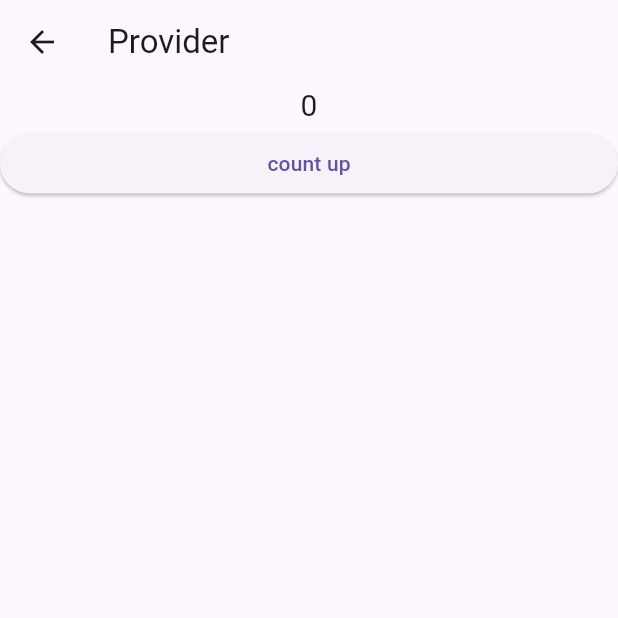
After one commit to ahra1221/Flutter_Practice, a Flutter app: the ProviderScreen screen opened directly, on a phone screen of 412 x 824 dp, the top half of it. The commit adds this screen. Run offline on Flutter 3.47's test engine with Material 3 defaults, Android fonts, the phone set to English and light mode, and no system bars; our stand-ins replace dio, get.

Commit message:
feat: Provide를 이용한 상태관리 구현

```diff
--- a/lib/screen/button_screen.dart
+++ b/lib/screen/button_screen.dart
@@ -15,6 +15,7 @@ import 'package:flutter_projects/screen/row/row_practice_screen.dart';
 import 'package:flutter_projects/screen/row/row_screen.dart';
 import 'package:flutter_projects/screen/stack/stack_practice_screen.dart';
 import 'package:flutter_projects/screen/stack/stack_screen.dart';
+import 'package:flutter_projects/screen/state_management/provider/provider_screen.dart';
 import 'package:flutter_projects/screen/state_management/state_management_screen.dart';
 import 'package:flutter_projects/screen/tabbar/tab_bar_screen.dart';
 import 'package:flutter_projects/screen/text/text_screen.dart';
@@ -140,10 +141,10 @@ class ButtonScreen extends StatelessWidget {
               ElevatedButton(
                   onPressed: () {
                     Navigator.push(context, MaterialPageRoute(builder: (context) {
-                      return StateManagementScreen();
+                      return ProviderScreen();
                     }));
                   },
-                  child: Text("statemanagement screen")),
+                  child: Text("provider screen")),
               SizedBox(height: 10)
             ],
           ),
--- /dev/null
+++ b/lib/screen/state_management/provider/counter_model.dart
@@ -0,0 +1,14 @@
+
+import 'package:flutter/cupertino.dart';
+
+class CounterModel with ChangeNotifier {
+
+  int count = 0;
+
+  void countUp() {
+    count++;
+
+    /// Listener에게 현재 ChangeNotifier에 있는 변수 값이 변경됐음을 공지
+    notifyListeners();
+  }
+}
--- /dev/null
+++ b/lib/screen/state_management/provider/provider_screen.dart
@@ -0,0 +1,34 @@
+import 'package:flutter/material.dart';
+import 'package:flutter_projects/screen/state_management/provider/counter_model.dart';
+import 'package:provider/provider.dart';
+
+class ProviderScreen extends StatelessWidget {
+  const ProviderScreen({super.key});
+
+  @override
+  Widget build(BuildContext context) {
+    final counterModel = Provider.of<CounterModel>(context);
+
+    return Scaffold(
+      appBar: AppBar(
+        title: Text("Provider"),
+      ),
+      body: Column(
+        crossAxisAlignment: CrossAxisAlignment.stretch,
+        children: [
+          Center(
+            child: Text(
+              counterModel.count.toString(),
+              style: TextStyle(fontSize: 20),
+            ),
+          ),
+          ElevatedButton(
+              onPressed: () {
+                counterModel.countUp();
+              },
+              child: Text("count up"))
+        ],
+      ),
+    );
+  }
+}
```
Also changed, not shown: lib/main.dart (+6 -3 lines).
